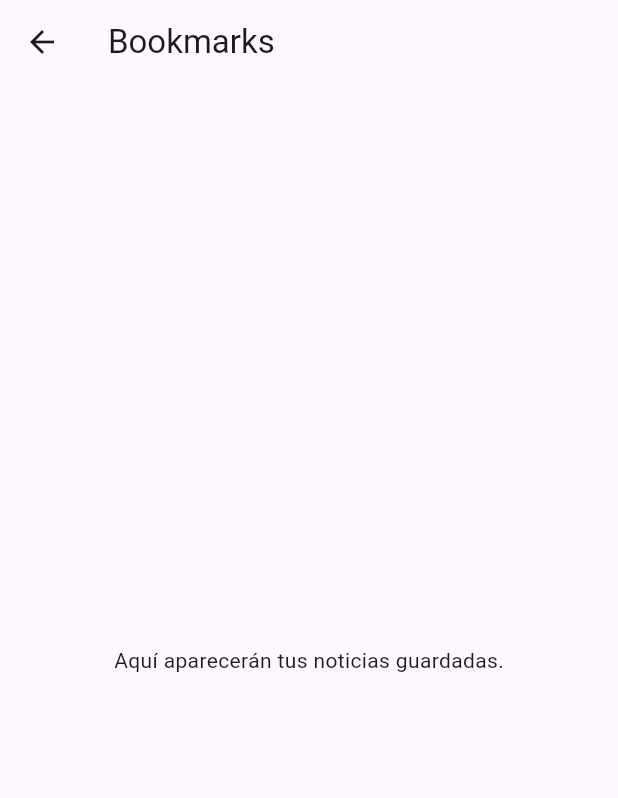
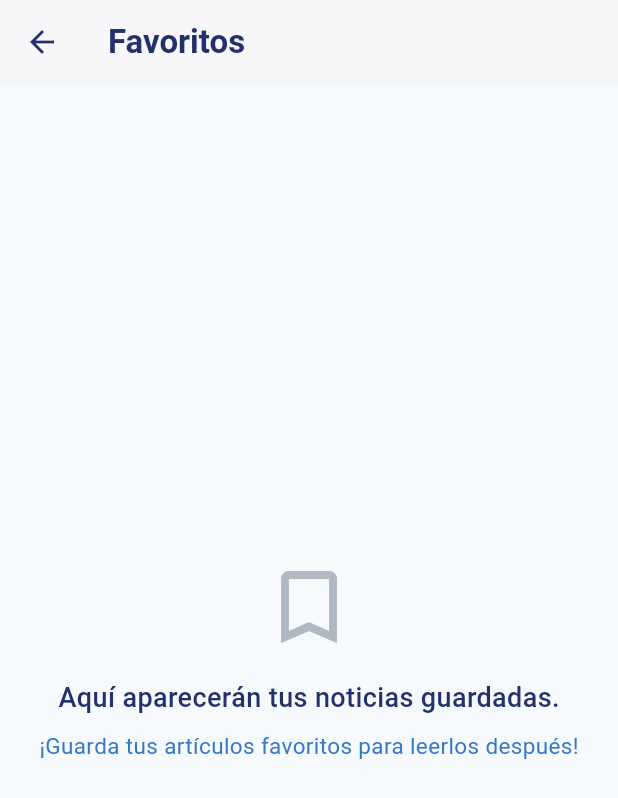
Before and after one commit to Droid636/mi_news, a Flutter app: the BookmarksScreen screen opened directly, on a phone screen of 412 x 824 dp. Shown: the top 798 px of the screen. Run offline on Flutter 3.47's test engine with Material 3 defaults, Android fonts, the phone set to English and light mode, and no system bars; our stand-ins replace dio, flutter_widget_from_html, freezed_annotation, shared_preferences; accounts and stored records are empty; network calls fail.

Commit message:
colores de favoritos

```diff
--- a/lib/app_theme.dart
+++ b/lib/app_theme.dart
@@ -41,6 +41,15 @@ class AppTheme {
   // =====================
   // (Aquí puedes agregar colores para el home)
 
+  // =====================
+  // Colores de Bookmarks
+  // =====================
+  static const Color bookmarksBackground = Color(0xFFF6FAFD); // fondo claro
+  static const Color bookmarksCard = Colors.white; // fondo de tarjeta
+  static const Color bookmarksTitle = Color(0xFF22306C); // azul oscuro
+  static const Color bookmarksSubtitle = Color(0xFF3578C6); // azul rey
+  static const Color bookmarksEmptyIcon = Color(0xFFB0B8C1); // gris azulado
+
   static ThemeData get lightTheme {
     return ThemeData(
       // Aquí se definirán los colores y estilos globales
--- a/lib/screens/bookmarks_screen.dart
+++ b/lib/screens/bookmarks_screen.dart
@@ -2,6 +2,7 @@ import 'package:flutter/material.dart';
 import 'package:provider/provider.dart';
 import '../providers/bookmarks_provider.dart';
 import '../components/post_card.dart';
+import '../app_theme.dart';
 
 class BookmarksScreen extends StatelessWidget {
   const BookmarksScreen({super.key});
@@ -9,19 +10,63 @@ class BookmarksScreen extends StatelessWidget {
   @override
   Widget build(BuildContext context) {
     return Scaffold(
-      appBar: AppBar(title: const Text('Bookmarks')),
+      backgroundColor: AppTheme.bookmarksBackground,
+      appBar: AppBar(
+        title: const Text(
+          'Favoritos',
+          style: TextStyle(fontWeight: FontWeight.bold),
+        ),
+        backgroundColor: AppTheme.bookmarksCard,
+        foregroundColor: AppTheme.bookmarksTitle,
+        elevation: 1,
+      ),
       body: Consumer<BookmarksProvider>(
         builder: (context, bookmarksProvider, _) {
           final bookmarks = bookmarksProvider.bookmarks;
           if (bookmarks.isEmpty) {
-            return const Center(
-              child: Text('Aquí aparecerán tus noticias guardadas.'),
+            return Center(
+              child: Column(
+                mainAxisAlignment: MainAxisAlignment.center,
+                children: [
+                  Icon(
+                    Icons.bookmark_border,
+                    size: 64,
+                    color: AppTheme.bookmarksEmptyIcon,
+                  ),
+                  const SizedBox(height: 16),
+                  Text(
+                    'Aquí aparecerán tus noticias guardadas.',
+                    style: TextStyle(
+                      color: AppTheme.bookmarksTitle,
+                      fontSize: 18,
+                      fontWeight: FontWeight.w500,
+                    ),
+                  ),
+                  const SizedBox(height: 8),
+                  Text(
+                    '¡Guarda tus artículos favoritos para leerlos después!',
+                    style: TextStyle(
+                      color: AppTheme.bookmarksSubtitle,
+                      fontSize: 15,
+                    ),
+                  ),
+                ],
+              ),
             );
           }
           return ListView.builder(
+            padding: const EdgeInsets.symmetric(vertical: 12, horizontal: 8),
             itemCount: bookmarks.length,
             itemBuilder: (context, index) {
-              return PostCard(post: bookmarks[index]);
+              return Card(
+                color: AppTheme.bookmarksCard,
+                elevation: 2,
+                margin: const EdgeInsets.symmetric(vertical: 8),
+                shape: RoundedRectangleBorder(
+                  borderRadius: BorderRadius.circular(16),
+                ),
+                child: PostCard(post: bookmarks[index]),
+              );
             },
           );
         },
```
